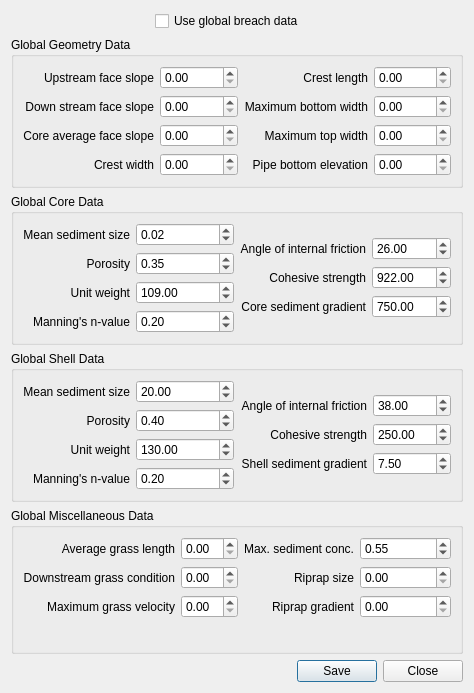
This is flo2d/ui/global_breach_data.ui in FLO-2DSoftware/qgis-flo-2d-plugin as Qt 5 draws it before an edit. The edited form follows.
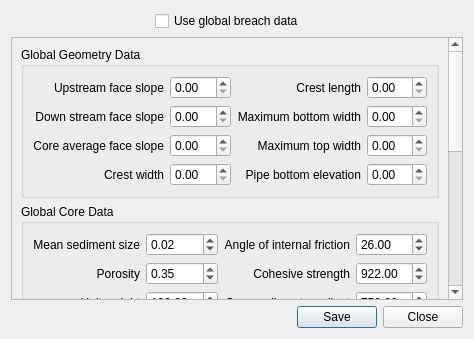
This is the edited form. Custom widgets are drawn as their Qt base class.

Commit message: Global Breach data dialog updated

Patch:
```diff
--- a/flo2d/ui/global_breach_data.ui
+++ b/flo2d/ui/global_breach_data.ui
@@ -7,194 +7,342 @@
     <x>0</x>
     <y>0</y>
     <width>474</width>
-    <height>693</height>
+    <height>339</height>
    </rect>
   </property>
   <property name="windowTitle">
    <string>Global Breach Data</string>
   </property>
   <layout class="QGridLayout" name="gridLayout_7">
-   <item row="2" column="0" colspan="3">
-    <widget class="QGroupBox" name="global_core_data_grp">
-     <property name="title">
-      <string>Global Core Data</string>
-     </property>
-     <layout class="QGridLayout" name="gridLayout_14">
-      <item row="0" column="0">
-       <layout class="QGridLayout" name="gridLayout_11">
-        <item row="0" column="0">
-         <layout class="QGridLayout" name="gridLayout_12">
-          <item row="0" column="0">
-           <widget class="QLabel" name="label_13">
-            <property name="text">
-             <string>Mean sediment size</string>
-            </property>
-            <property name="alignment">
-             <set>Qt::AlignRight|Qt::AlignTrailing|Qt::AlignVCenter</set>
-            </property>
-           </widget>
-          </item>
-          <item row="1" column="0">
-           <widget class="QLabel" name="label_14">
-            <property name="text">
-             <string>Porosity</string>
-            </property>
-            <property name="alignment">
-             <set>Qt::AlignRight|Qt::AlignTrailing|Qt::AlignVCenter</set>
-            </property>
-           </widget>
-          </item>
-          <item row="2" column="0">
-           <widget class="QLabel" name="label_15">
-            <property name="text">
-             <string>Unit weight</string>
-            </property>
-            <property name="alignment">
-             <set>Qt::AlignRight|Qt::AlignTrailing|Qt::AlignVCenter</set>
-            </property>
-           </widget>
-          </item>
-          <item row="3" column="0">
-           <widget class="QLabel" name="label_16">
-            <property name="text">
-             <string>Manning's n-value</string>
-            </property>
-            <property name="alignment">
-             <set>Qt::AlignRight|Qt::AlignTrailing|Qt::AlignVCenter</set>
-            </property>
-           </widget>
-          </item>
-         </layout>
-        </item>
         <item row="0" column="1">
-         <layout class="QGridLayout" name="gridLayout_13">
-          <item row="0" column="0">
-           <widget class="QDoubleSpinBox" name="gd50c_dbox">
-            <property name="value">
-             <double>0.020000000000000</double>
-            </property>
-           </widget>
-          </item>
-          <item row="1" column="0">
-           <widget class="QDoubleSpinBox" name="gporc_dbox">
-            <property name="value">
-             <double>0.350000000000000</double>
-            </property>
-           </widget>
-          </item>
-          <item row="2" column="0">
-           <widget class="QDoubleSpinBox" name="guwc_dbox">
-            <property name="maximum">
-             <double>9999.000000000000000</double>
-            </property>
-            <property name="value">
-             <double>109.000000000000000</double>
-            </property>
-           </widget>
-          </item>
-          <item row="3" column="0">
-           <widget class="QDoubleSpinBox" name="gcnc_dbox">
-            <property name="value">
-             <double>0.200000000000000</double>
-            </property>
-           </widget>
-          </item>
-         </layout>
-        </item>
-       </layout>
-      </item>
-      <item row="0" column="1">
-       <layout class="QGridLayout" name="gridLayout_9">
-        <item row="0" column="0">
-         <layout class="QGridLayout" name="gridLayout_8">
-          <item row="0" column="0">
-           <widget class="QLabel" name="label_9">
+    <widget class="QCheckBox" name="use_global_data_chbox">
+     <property name="enabled">
+      <bool>true</bool>
+     </property>
             <property name="text">
-             <string>Angle of internal friction</string>
-            </property>
-            <property name="alignment">
-             <set>Qt::AlignRight|Qt::AlignTrailing|Qt::AlignVCenter</set>
-            </property>
-           </widget>
-          </item>
-          <item row="1" column="0">
-           <widget class="QLabel" name="label_10">
-            <property name="text">
-             <string>Cohesive strength</string>
-            </property>
-            <property name="alignment">
-             <set>Qt::AlignRight|Qt::AlignTrailing|Qt::AlignVCenter</set>
-            </property>
-           </widget>
-          </item>
-          <item row="2" column="0">
-           <widget class="QLabel" name="label_11">
-            <property name="text">
-             <string>Core sediment gradient</string>
-            </property>
-            <property name="alignment">
-             <set>Qt::AlignRight|Qt::AlignTrailing|Qt::AlignVCenter</set>
-            </property>
-           </widget>
-          </item>
-         </layout>
-        </item>
-        <item row="0" column="1">
-         <layout class="QGridLayout" name="gridLayout_10">
+      <string>Use global breach data</string>
+     </property>
+    </widget>
+   </item>
           <item row="0" column="0">
-           <widget class="QDoubleSpinBox" name="gafrc_dbox">
-            <property name="maximum">
-             <double>999.000000000000000</double>
-            </property>
-            <property name="value">
-             <double>26.000000000000000</double>
-            </property>
-           </widget>
-          </item>
-          <item row="1" column="0">
-           <widget class="QDoubleSpinBox" name="gcohc_dbox">
-            <property name="maximum">
-             <double>9999.000000000000000</double>
-            </property>
-            <property name="value">
-             <double>922.000000000000000</double>
-            </property>
-           </widget>
-          </item>
-          <item row="2" column="0">
-           <widget class="QDoubleSpinBox" name="gunfcc_dbox">
-            <property name="maximum">
-             <double>9999.000000000000000</double>
-            </property>
-            <property name="value">
-             <double>750.000000000000000</double>
-            </property>
-           </widget>
-          </item>
-         </layout>
-        </item>
-       </layout>
-      </item>
-     </layout>
+    <spacer name="horizontalSpacer">
+     <property name="orientation">
+      <enum>Qt::Horizontal</enum>
+     </property>
+     <property name="sizeHint" stdset="0">
+      <size>
+       <width>137</width>
+       <height>20</height>
+      </size>
+     </property>
+    </spacer>
+   </item>
+   <item row="0" column="2">
+    <spacer name="horizontalSpacer_2">
+     <property name="orientation">
+      <enum>Qt::Horizontal</enum>
+     </property>
+     <property name="sizeHint" stdset="0">
+      <size>
+       <width>153</width>
+       <height>20</height>
+      </size>
+     </property>
+    </spacer>
+   </item>
+   <item row="3" column="1" colspan="2">
+    <widget class="QDialogButtonBox" name="global_breach_buttonBox">
+     <property name="orientation">
+      <enum>Qt::Horizontal</enum>
+     </property>
+     <property name="standardButtons">
+      <set>QDialogButtonBox::Close|QDialogButtonBox::Save</set>
+     </property>
     </widget>
    </item>
    <item row="1" column="0" colspan="3">
-    <widget class="QGroupBox" name="global_geometry_data_grp">
+    <widget class="QScrollArea" name="scrollArea">
+     <property name="widgetResizable">
+      <bool>true</bool>
+     </property>
+     <widget class="QWidget" name="scrollAreaWidgetContents">
+      <property name="geometry">
+       <rect>
+        <x>0</x>
+        <y>0</y>
+        <width>454</width>
+        <height>258</height>
+       </rect>
+      </property>
+      <layout class="QGridLayout" name="gridLayout_6">
+       <item row="2" column="1">
+        <widget class="QgsCollapsibleGroupBox" name="global_shell_data_grp">
      <property name="title">
-      <string>Global Geometry Data</string>
+          <string>Global Shell Data</string>
+         </property>
+         <property name="collapsed">
+          <bool>true</bool>
+         </property>
+         <layout class="QVBoxLayout" name="verticalLayout">
+          <item>
+           <layout class="QGridLayout" name="gridLayout_3">
+            <item row="0" column="0">
+             <widget class="QLabel" name="label_21">
+              <property name="text">
+               <string>Mean sediment size</string>
+              </property>
+              <property name="alignment">
+               <set>Qt::AlignRight|Qt::AlignTrailing|Qt::AlignVCenter</set>
+              </property>
+             </widget>
+            </item>
+            <item row="2" column="0">
+             <widget class="QLabel" name="label_23">
+              <property name="text">
+               <string>Unit weight</string>
+              </property>
+              <property name="alignment">
+               <set>Qt::AlignRight|Qt::AlignTrailing|Qt::AlignVCenter</set>
+              </property>
+             </widget>
+            </item>
+            <item row="0" column="2">
+             <widget class="QLabel" name="label_25">
+              <property name="text">
+               <string>Angle of internal friction</string>
+              </property>
+              <property name="alignment">
+               <set>Qt::AlignRight|Qt::AlignTrailing|Qt::AlignVCenter</set>
+              </property>
+             </widget>
+            </item>
+            <item row="3" column="0">
+             <widget class="QLabel" name="label_24">
+              <property name="text">
+               <string>Manning's n-value</string>
+              </property>
+              <property name="alignment">
+               <set>Qt::AlignRight|Qt::AlignTrailing|Qt::AlignVCenter</set>
+              </property>
+             </widget>
+            </item>
+            <item row="2" column="1">
+             <widget class="QDoubleSpinBox" name="guws_dbox">
+              <property name="maximum">
+               <double>9999.000000000000000</double>
+              </property>
+              <property name="value">
+               <double>130.000000000000000</double>
+              </property>
+             </widget>
+            </item>
+            <item row="1" column="0">
+             <widget class="QLabel" name="label_22">
+              <property name="text">
+               <string>Porosity</string>
+              </property>
+              <property name="alignment">
+               <set>Qt::AlignRight|Qt::AlignTrailing|Qt::AlignVCenter</set>
+              </property>
+             </widget>
+            </item>
+            <item row="0" column="1">
+             <widget class="QDoubleSpinBox" name="gd50s_dbox">
+              <property name="value">
+               <double>20.000000000000000</double>
+              </property>
+             </widget>
+            </item>
+            <item row="1" column="1">
+             <widget class="QDoubleSpinBox" name="gpors_dbox">
+              <property name="value">
+               <double>0.400000000000000</double>
+              </property>
+             </widget>
+            </item>
+            <item row="3" column="1">
+             <widget class="QDoubleSpinBox" name="gcns_dbox">
+              <property name="value">
+               <double>0.200000000000000</double>
+              </property>
+             </widget>
+            </item>
+            <item row="0" column="3">
+             <widget class="QDoubleSpinBox" name="gafrs_dbox">
+              <property name="maximum">
+               <double>999.000000000000000</double>
+              </property>
+              <property name="value">
+               <double>38.000000000000000</double>
+              </property>
+             </widget>
+            </item>
+            <item row="1" column="2">
+             <widget class="QLabel" name="label_26">
+              <property name="text">
+               <string>Cohesive strength</string>
+              </property>
+              <property name="alignment">
+               <set>Qt::AlignRight|Qt::AlignTrailing|Qt::AlignVCenter</set>
+              </property>
+             </widget>
+            </item>
+            <item row="1" column="3">
+             <widget class="QDoubleSpinBox" name="gcohs_dbox">
+              <property name="maximum">
+               <double>9999.000000000000000</double>
+              </property>
+              <property name="value">
+               <double>250.000000000000000</double>
+              </property>
+             </widget>
+            </item>
+            <item row="2" column="2">
+             <widget class="QLabel" name="label_27">
+              <property name="text">
+               <string>Shell sediment gradient</string>
+              </property>
+              <property name="alignment">
+               <set>Qt::AlignRight|Qt::AlignTrailing|Qt::AlignVCenter</set>
+              </property>
+             </widget>
+            </item>
+            <item row="2" column="3">
+             <widget class="QDoubleSpinBox" name="gunfcs_dbox">
+              <property name="value">
+               <double>7.500000000000000</double>
+              </property>
+             </widget>
+            </item>
+            <item row="3" column="2" colspan="2">
+             <spacer name="horizontalSpacer_4">
+              <property name="orientation">
+               <enum>Qt::Horizontal</enum>
+              </property>
+              <property name="sizeHint" stdset="0">
+               <size>
+                <width>40</width>
+                <height>20</height>
+               </size>
+              </property>
+             </spacer>
+            </item>
+           </layout>
+          </item>
+         </layout>
+        </widget>
+       </item>
+       <item row="3" column="1">
+        <widget class="QgsCollapsibleGroupBox" name="global_miscellaneous_data_grp">
+         <property name="title">
+          <string>Global Miscellaneous Data</string>
+         </property>
+         <property name="collapsed">
+          <bool>true</bool>
      </property>
      <layout class="QGridLayout" name="gridLayout_5">
       <item row="0" column="0">
-       <layout class="QGridLayout" name="gridLayout">
+           <layout class="QGridLayout" name="gridLayout_4">
+            <item row="1" column="0">
+             <widget class="QLabel" name="label_30">
+              <property name="text">
+               <string>Downstream grass condition</string>
+              </property>
+              <property name="alignment">
+               <set>Qt::AlignRight|Qt::AlignTrailing|Qt::AlignVCenter</set>
+              </property>
+             </widget>
+            </item>
+            <item row="2" column="1">
+             <widget class="QDoubleSpinBox" name="ggrassvmaxp_dbox"/>
+            </item>
+            <item row="0" column="2">
+             <widget class="QLabel" name="label_33">
+              <property name="text">
+               <string>Max. sediment conc.</string>
+              </property>
+              <property name="alignment">
+               <set>Qt::AlignRight|Qt::AlignTrailing|Qt::AlignVCenter</set>
+              </property>
+             </widget>
+            </item>
+            <item row="2" column="0">
+             <widget class="QLabel" name="label_31">
+              <property name="text">
+               <string>Maximum grass velocity</string>
+              </property>
+              <property name="alignment">
+               <set>Qt::AlignRight|Qt::AlignTrailing|Qt::AlignVCenter</set>
+              </property>
+             </widget>
+            </item>
         <item row="0" column="0">
-         <widget class="QLabel" name="label">
+             <widget class="QLabel" name="label_29">
           <property name="text">
-           <string>Upstream face slope</string>
+               <string>Average grass length</string>
           </property>
           <property name="alignment">
            <set>Qt::AlignRight|Qt::AlignTrailing|Qt::AlignVCenter</set>
           </property>
          </widget>
+            </item>
+            <item row="1" column="1">
+             <widget class="QDoubleSpinBox" name="ggrasscond_dbox"/>
+            </item>
+            <item row="0" column="1">
+             <widget class="QDoubleSpinBox" name="ggrasslength_dbox"/>
+            </item>
+            <item row="0" column="3">
+             <widget class="QDoubleSpinBox" name="gsedconmax_dbox">
+              <property name="value">
+               <double>0.550000000000000</double>
+              </property>
+             </widget>
+            </item>
+            <item row="1" column="2">
+             <widget class="QLabel" name="label_34">
+              <property name="text">
+               <string>Riprap size</string>
+              </property>
+              <property name="alignment">
+               <set>Qt::AlignRight|Qt::AlignTrailing|Qt::AlignVCenter</set>
+              </property>
+             </widget>
+            </item>
+            <item row="1" column="3">
+             <widget class="QDoubleSpinBox" name="gd50df_dbox"/>
+            </item>
+            <item row="2" column="2">
+             <widget class="QLabel" name="label_35">
+              <property name="text">
+               <string>Riprap gradient</string>
+              </property>
+              <property name="alignment">
+               <set>Qt::AlignRight|Qt::AlignTrailing|Qt::AlignVCenter</set>
+              </property>
+             </widget>
+            </item>
+            <item row="2" column="3">
+             <widget class="QDoubleSpinBox" name="gunfcdf_dbox"/>
+            </item>
+           </layout>
+          </item>
+         </layout>
+        </widget>
+       </item>
+       <item row="0" column="1">
+        <widget class="QgsCollapsibleGroupBox" name="global_geometry_data_grp">
+         <property name="title">
+          <string>Global Geometry Data</string>
+         </property>
+         <property name="collapsed">
+          <bool>true</bool>
+         </property>
+         <layout class="QGridLayout" name="gridLayout_28">
+          <item row="0" column="0">
+           <layout class="QGridLayout" name="gridLayout_15">
+            <item row="0" column="1">
+             <widget class="QDoubleSpinBox" name="gzu_dbox"/>
         </item>
         <item row="1" column="0">
          <widget class="QLabel" name="label_2">
@@ -206,16 +354,6 @@
           </property>
          </widget>
         </item>
-        <item row="2" column="0">
-         <widget class="QLabel" name="label_3">
-          <property name="text">
-           <string>Core average face slope</string>
-          </property>
-          <property name="alignment">
-           <set>Qt::AlignRight|Qt::AlignTrailing|Qt::AlignVCenter</set>
-          </property>
-         </widget>
-        </item>
         <item row="3" column="0">
          <widget class="QLabel" name="label_7">
           <property name="text">
@@ -226,27 +364,36 @@
           </property>
          </widget>
         </item>
-       </layout>
-      </item>
-      <item row="0" column="1">
-       <layout class="QGridLayout" name="gridLayout_2">
-        <item row="0" column="0">
-         <widget class="QDoubleSpinBox" name="gzu_dbox"/>
-        </item>
-        <item row="1" column="0">
-         <widget class="QDoubleSpinBox" name="gzd_dbox"/>
-        </item>
-        <item row="2" column="0">
-         <widget class="QDoubleSpinBox" name="gzc_dbox"/>
-        </item>
-        <item row="3" column="0">
+            <item row="3" column="1">
          <widget class="QDoubleSpinBox" name="gcrestwidth_dbox"/>
         </item>
-       </layout>
-      </item>
-      <item row="0" column="2">
-       <layout class="QGridLayout" name="gridLayout_3">
         <item row="0" column="0">
+             <widget class="QLabel" name="label">
+              <property name="text">
+               <string>Upstream face slope</string>
+              </property>
+              <property name="alignment">
+               <set>Qt::AlignRight|Qt::AlignTrailing|Qt::AlignVCenter</set>
+              </property>
+             </widget>
+            </item>
+            <item row="2" column="1">
+             <widget class="QDoubleSpinBox" name="gzc_dbox"/>
+            </item>
+            <item row="1" column="1">
+             <widget class="QDoubleSpinBox" name="gzd_dbox"/>
+            </item>
+            <item row="2" column="0">
+             <widget class="QLabel" name="label_3">
+              <property name="text">
+               <string>Core average face slope</string>
+              </property>
+              <property name="alignment">
+               <set>Qt::AlignRight|Qt::AlignTrailing|Qt::AlignVCenter</set>
+              </property>
+             </widget>
+            </item>
+            <item row="0" column="2">
          <widget class="QLabel" name="label_8">
           <property name="text">
            <string>Crest length</string>
@@ -256,7 +403,10 @@
           </property>
          </widget>
         </item>
-        <item row="1" column="0">
+            <item row="0" column="3">
+             <widget class="QDoubleSpinBox" name="gcrestlength_dbox"/>
+            </item>
+            <item row="1" column="2">
          <widget class="QLabel" name="label_4">
           <property name="text">
            <string>Maximum bottom width</string>
@@ -266,7 +416,10 @@
           </property>
          </widget>
         </item>
-        <item row="2" column="0">
+            <item row="1" column="3">
+             <widget class="QDoubleSpinBox" name="gbrbotwidmax_dbox"/>
+            </item>
+            <item row="2" column="2">
          <widget class="QLabel" name="label_5">
           <property name="text">
            <string>Maximum top width</string>
@@ -276,7 +429,10 @@
           </property>
          </widget>
         </item>
-        <item row="3" column="0">
+            <item row="2" column="3">
+             <widget class="QDoubleSpinBox" name="gbrtopwidmax_dbox"/>
+            </item>
+            <item row="3" column="2">
          <widget class="QLabel" name="label_6">
           <property name="text">
            <string>Pipe bottom elevation</string>
@@ -286,20 +442,7 @@
           </property>
          </widget>
         </item>
-       </layout>
-      </item>
-      <item row="0" column="3">
-       <layout class="QGridLayout" name="gridLayout_4">
-        <item row="0" column="0">
-         <widget class="QDoubleSpinBox" name="gcrestlength_dbox"/>
-        </item>
-        <item row="1" column="0">
-         <widget class="QDoubleSpinBox" name="gbrbotwidmax_dbox"/>
-        </item>
-        <item row="2" column="0">
-         <widget class="QDoubleSpinBox" name="gbrtopwidmax_dbox"/>
-        </item>
-        <item row="3" column="0">
+            <item row="3" column="3">
          <widget class="QDoubleSpinBox" name="gbrbottomel_dbox"/>
         </item>
        </layout>
@@ -307,119 +450,167 @@
      </layout>
     </widget>
    </item>
-   <item row="4" column="0" colspan="3">
-    <widget class="QGroupBox" name="global_miscellaneous_data_grp">
+       <item row="1" column="1">
+        <widget class="QgsCollapsibleGroupBox" name="global_core_data_grp">
      <property name="title">
-      <string>Global Miscellaneous Data</string>
-     </property>
-     <layout class="QGridLayout" name="gridLayout_27">
+          <string>Global Core Data</string>
+         </property>
+         <property name="collapsed">
+          <bool>true</bool>
+         </property>
+         <layout class="QGridLayout" name="gridLayout_2">
       <item row="0" column="0">
-       <layout class="QGridLayout" name="gridLayout_21">
+           <layout class="QGridLayout" name="gridLayout">
         <item row="0" column="0">
-         <layout class="QGridLayout" name="gridLayout_22">
-          <item row="0" column="0">
-           <widget class="QLabel" name="label_29">
+             <widget class="QLabel" name="label_13">
             <property name="text">
-             <string>Average grass length</string>
+               <string>Mean sediment size</string>
             </property>
             <property name="alignment">
              <set>Qt::AlignRight|Qt::AlignTrailing|Qt::AlignVCenter</set>
             </property>
            </widget>
           </item>
-          <item row="1" column="0">
-           <widget class="QLabel" name="label_30">
+            <item row="1" column="1">
+             <widget class="QDoubleSpinBox" name="gporc_dbox">
+              <property name="value">
+               <double>0.350000000000000</double>
+              </property>
+             </widget>
+            </item>
+            <item row="2" column="0">
+             <widget class="QLabel" name="label_15">
             <property name="text">
-             <string>Downstream grass condition</string>
+               <string>Unit weight</string>
             </property>
             <property name="alignment">
              <set>Qt::AlignRight|Qt::AlignTrailing|Qt::AlignVCenter</set>
             </property>
            </widget>
           </item>
-          <item row="2" column="0">
-           <widget class="QLabel" name="label_31">
+            <item row="0" column="2">
+             <widget class="QLabel" name="label_9">
             <property name="text">
-             <string>Maximum grass velocity</string>
+               <string>Angle of internal friction</string>
             </property>
             <property name="alignment">
              <set>Qt::AlignRight|Qt::AlignTrailing|Qt::AlignVCenter</set>
             </property>
            </widget>
           </item>
-         </layout>
-        </item>
-        <item row="0" column="1">
-         <layout class="QGridLayout" name="gridLayout_23">
-          <item row="0" column="0">
-           <widget class="QDoubleSpinBox" name="ggrasslength_dbox"/>
-          </item>
           <item row="1" column="0">
-           <widget class="QDoubleSpinBox" name="ggrasscond_dbox"/>
-          </item>
-          <item row="2" column="0">
-           <widget class="QDoubleSpinBox" name="ggrassvmaxp_dbox"/>
-          </item>
-         </layout>
-        </item>
-       </layout>
-      </item>
+             <widget class="QLabel" name="label_14">
+              <property name="text">
+               <string>Porosity</string>
+              </property>
+              <property name="alignment">
+               <set>Qt::AlignRight|Qt::AlignTrailing|Qt::AlignVCenter</set>
+              </property>
+             </widget>
+            </item>
+            <item row="0" column="3">
+             <widget class="QDoubleSpinBox" name="gafrc_dbox">
+              <property name="maximum">
+               <double>999.000000000000000</double>
+              </property>
+              <property name="value">
+               <double>26.000000000000000</double>
+              </property>
+             </widget>
+            </item>
+            <item row="2" column="1">
+             <widget class="QDoubleSpinBox" name="guwc_dbox">
+              <property name="maximum">
+               <double>9999.000000000000000</double>
+              </property>
+              <property name="value">
+               <double>109.000000000000000</double>
+              </property>
+             </widget>
+            </item>
       <item row="0" column="1">
-       <layout class="QGridLayout" name="gridLayout_24">
-        <item row="0" column="0">
-         <layout class="QGridLayout" name="gridLayout_25">
-          <item row="0" column="0">
-           <widget class="QLabel" name="label_33">
+             <widget class="QDoubleSpinBox" name="gd50c_dbox">
+              <property name="value">
+               <double>0.020000000000000</double>
+              </property>
+             </widget>
+            </item>
+            <item row="3" column="0">
+             <widget class="QLabel" name="label_16">
             <property name="text">
-             <string>Max. sediment conc.</string>
+               <string>Manning's n-value</string>
             </property>
             <property name="alignment">
              <set>Qt::AlignRight|Qt::AlignTrailing|Qt::AlignVCenter</set>
             </property>
            </widget>
           </item>
-          <item row="2" column="0">
-           <widget class="QLabel" name="label_35">
+            <item row="3" column="1">
+             <widget class="QDoubleSpinBox" name="gcnc_dbox">
+              <property name="value">
+               <double>0.200000000000000</double>
+              </property>
+             </widget>
+            </item>
+            <item row="1" column="2">
+             <widget class="QLabel" name="label_10">
             <property name="text">
-             <string>Riprap gradient</string>
+               <string>Cohesive strength</string>
             </property>
             <property name="alignment">
              <set>Qt::AlignRight|Qt::AlignTrailing|Qt::AlignVCenter</set>
             </property>
            </widget>
           </item>
-          <item row="1" column="0">
-           <widget class="QLabel" name="label_34">
+            <item row="1" column="3">
+             <widget class="QDoubleSpinBox" name="gcohc_dbox">
+              <property name="maximum">
+               <double>9999.000000000000000</double>
+              </property>
+              <property name="value">
+               <double>922.000000000000000</double>
+              </property>
+             </widget>
+            </item>
+            <item row="2" column="2">
+             <widget class="QLabel" name="label_11">
             <property name="text">
-             <string>Riprap size</string>
+               <string>Core sediment gradient</string>
             </property>
             <property name="alignment">
              <set>Qt::AlignRight|Qt::AlignTrailing|Qt::AlignVCenter</set>
             </property>
            </widget>
           </item>
-         </layout>
-        </item>
-        <item row="0" column="1">
-         <layout class="QGridLayout" name="gridLayout_26">
-          <item row="0" column="0">
-           <widget class="QDoubleSpinBox" name="gsedconmax_dbox">
+            <item row="2" column="3">
+             <widget class="QDoubleSpinBox" name="gunfcc_dbox">
+              <property name="maximum">
+               <double>9999.000000000000000</double>
+              </property>
             <property name="value">
-             <double>0.550000000000000</double>
+               <double>750.000000000000000</double>
             </property>
            </widget>
           </item>
-          <item row="1" column="0">
-           <widget class="QDoubleSpinBox" name="gd50df_dbox"/>
-          </item>
-          <item row="2" column="0">
-           <widget class="QDoubleSpinBox" name="gunfcdf_dbox"/>
-          </item>
+            <item row="3" column="2" colspan="2">
+             <spacer name="horizontalSpacer_3">
+              <property name="orientation">
+               <enum>Qt::Horizontal</enum>
+              </property>
+              <property name="sizeHint" stdset="0">
+               <size>
+                <width>40</width>
+                <height>20</height>
+               </size>
+              </property>
+             </spacer>
+            </item>
          </layout>
         </item>
        </layout>
-      </item>
-      <item row="1" column="0">
+        </widget>
+       </item>
+       <item row="4" column="1">
        <spacer name="verticalSpacer">
         <property name="orientation">
          <enum>Qt::Vertical</enum>
@@ -434,216 +625,18 @@
       </item>
      </layout>
     </widget>
-   </item>
-   <item row="3" column="0" colspan="3">
-    <widget class="QGroupBox" name="global_shell_data_grp">
-     <property name="title">
-      <string>Global Shell Data</string>
-     </property>
-     <layout class="QGridLayout" name="gridLayout_29">
-      <item row="0" column="0">
-       <layout class="QGridLayout" name="gridLayout_6">
-        <item row="0" column="0">
-         <layout class="QGridLayout" name="gridLayout_16">
-          <item row="0" column="0">
-           <widget class="QLabel" name="label_21">
-            <property name="text">
-             <string>Mean sediment size</string>
-            </property>
-            <property name="alignment">
-             <set>Qt::AlignRight|Qt::AlignTrailing|Qt::AlignVCenter</set>
-            </property>
-           </widget>
-          </item>
-          <item row="1" column="0">
-           <widget class="QLabel" name="label_22">
-            <property name="text">
-             <string>Porosity</string>
-            </property>
-            <property name="alignment">
-             <set>Qt::AlignRight|Qt::AlignTrailing|Qt::AlignVCenter</set>
-            </property>
-           </widget>
-          </item>
-          <item row="2" column="0">
-           <widget class="QLabel" name="label_23">
-            <property name="text">
-             <string>Unit weight</string>
-            </property>
-            <property name="alignment">
-             <set>Qt::AlignRight|Qt::AlignTrailing|Qt::AlignVCenter</set>
-            </property>
-           </widget>
-          </item>
-          <item row="3" column="0">
-           <widget class="QLabel" name="label_24">
-            <property name="text">
-             <string>Manning's n-value</string>
-            </property>
-            <property name="alignment">
-             <set>Qt::AlignRight|Qt::AlignTrailing|Qt::AlignVCenter</set>
-            </property>
-           </widget>
-          </item>
-         </layout>
-        </item>
-        <item row="0" column="1">
-         <layout class="QGridLayout" name="gridLayout_17">
-          <item row="0" column="0">
-           <widget class="QDoubleSpinBox" name="gd50s_dbox">
-            <property name="value">
-             <double>20.000000000000000</double>
-            </property>
-           </widget>
-          </item>
-          <item row="1" column="0">
-           <widget class="QDoubleSpinBox" name="gpors_dbox">
-            <property name="value">
-             <double>0.400000000000000</double>
-            </property>
-           </widget>
-          </item>
-          <item row="2" column="0">
-           <widget class="QDoubleSpinBox" name="guws_dbox">
-            <property name="maximum">
-             <double>9999.000000000000000</double>
-            </property>
-            <property name="value">
-             <double>130.000000000000000</double>
-            </property>
-           </widget>
-          </item>
-          <item row="3" column="0">
-           <widget class="QDoubleSpinBox" name="gcns_dbox">
-            <property name="value">
-             <double>0.200000000000000</double>
-            </property>
-           </widget>
-          </item>
-         </layout>
-        </item>
-       </layout>
-      </item>
-      <item row="0" column="1">
-       <layout class="QGridLayout" name="gridLayout_18">
-        <item row="0" column="0">
-         <layout class="QGridLayout" name="gridLayout_19">
-          <item row="0" column="0">
-           <widget class="QLabel" name="label_25">
-            <property name="text">
-             <string>Angle of internal friction</string>
-            </property>
-            <property name="alignment">
-             <set>Qt::AlignRight|Qt::AlignTrailing|Qt::AlignVCenter</set>
-            </property>
-           </widget>
-          </item>
-          <item row="2" column="0">
-           <widget class="QLabel" name="label_27">
-            <property name="text">
-             <string>Shell sediment gradient</string>
-            </property>
-            <property name="alignment">
-             <set>Qt::AlignRight|Qt::AlignTrailing|Qt::AlignVCenter</set>
-            </property>
-           </widget>
-          </item>
-          <item row="1" column="0">
-           <widget class="QLabel" name="label_26">
-            <property name="text">
-             <string>Cohesive strength</string>
-            </property>
-            <property name="alignment">
-             <set>Qt::AlignRight|Qt::AlignTrailing|Qt::AlignVCenter</set>
-            </property>
-           </widget>
-          </item>
-         </layout>
-        </item>
-        <item row="0" column="1">
-         <layout class="QGridLayout" name="gridLayout_20">
-          <item row="2" column="0">
-           <widget class="QDoubleSpinBox" name="gunfcs_dbox">
-            <property name="value">
-             <double>7.500000000000000</double>
-            </property>
-           </widget>
-          </item>
-          <item row="1" column="0">
-           <widget class="QDoubleSpinBox" name="gcohs_dbox">
-            <property name="maximum">
-             <double>9999.000000000000000</double>
-            </property>
-            <property name="value">
-             <double>250.000000000000000</double>
-            </property>
-           </widget>
-          </item>
-          <item row="0" column="0">
-           <widget class="QDoubleSpinBox" name="gafrs_dbox">
-            <property name="maximum">
-             <double>999.000000000000000</double>
-            </property>
-            <property name="value">
-             <double>38.000000000000000</double>
-            </property>
-           </widget>
-          </item>
-         </layout>
-        </item>
-       </layout>
-      </item>
-     </layout>
-    </widget>
-   </item>
-   <item row="0" column="1">
-    <widget class="QCheckBox" name="use_global_data_chbox">
-     <property name="enabled">
-      <bool>true</bool>
-     </property>
-     <property name="text">
-      <string>Use global breach data</string>
-     </property>
-    </widget>
-   </item>
-   <item row="0" column="0">
-    <spacer name="horizontalSpacer">
-     <property name="orientation">
-      <enum>Qt::Horizontal</enum>
-     </property>
-     <property name="sizeHint" stdset="0">
-      <size>
-       <width>137</width>
-       <height>20</height>
-      </size>
-     </property>
-    </spacer>
-   </item>
-   <item row="0" column="2">
-    <spacer name="horizontalSpacer_2">
-     <property name="orientation">
-      <enum>Qt::Horizontal</enum>
-     </property>
-     <property name="sizeHint" stdset="0">
-      <size>
-       <width>153</width>
-       <height>20</height>
-      </size>
-     </property>
-    </spacer>
-   </item>
-   <item row="5" column="1" colspan="2">
-    <widget class="QDialogButtonBox" name="global_breach_buttonBox">
-     <property name="orientation">
-      <enum>Qt::Horizontal</enum>
-     </property>
-     <property name="standardButtons">
-      <set>QDialogButtonBox::Close|QDialogButtonBox::Save</set>
-     </property>
-    </widget>
-   </item>
-  </layout>
- </widget>
+    </widget>
+   </item>
+  </layout>
+ </widget>
+ <customwidgets>
+  <customwidget>
+   <class>QgsCollapsibleGroupBox</class>
+   <extends>QGroupBox</extends>
+   <header>qgscollapsiblegroupbox.h</header>
+   <container>1</container>
+  </customwidget>
+ </customwidgets>
  <resources/>
  <connections>
   <connection>
```
Lines whose indentation alone changed are shown as unchanged.
